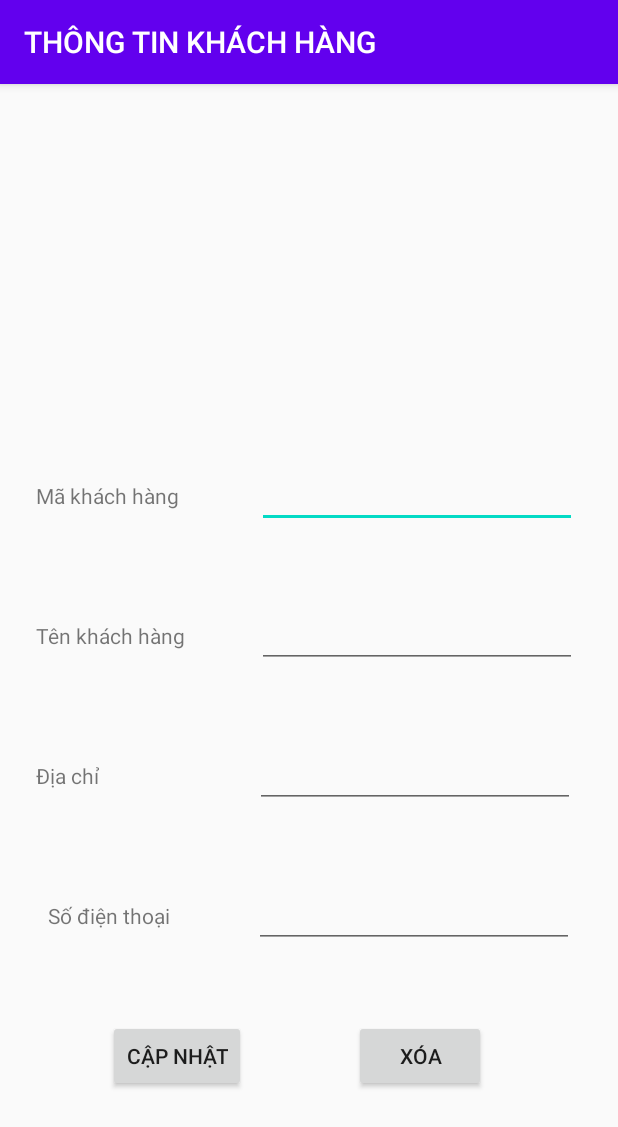
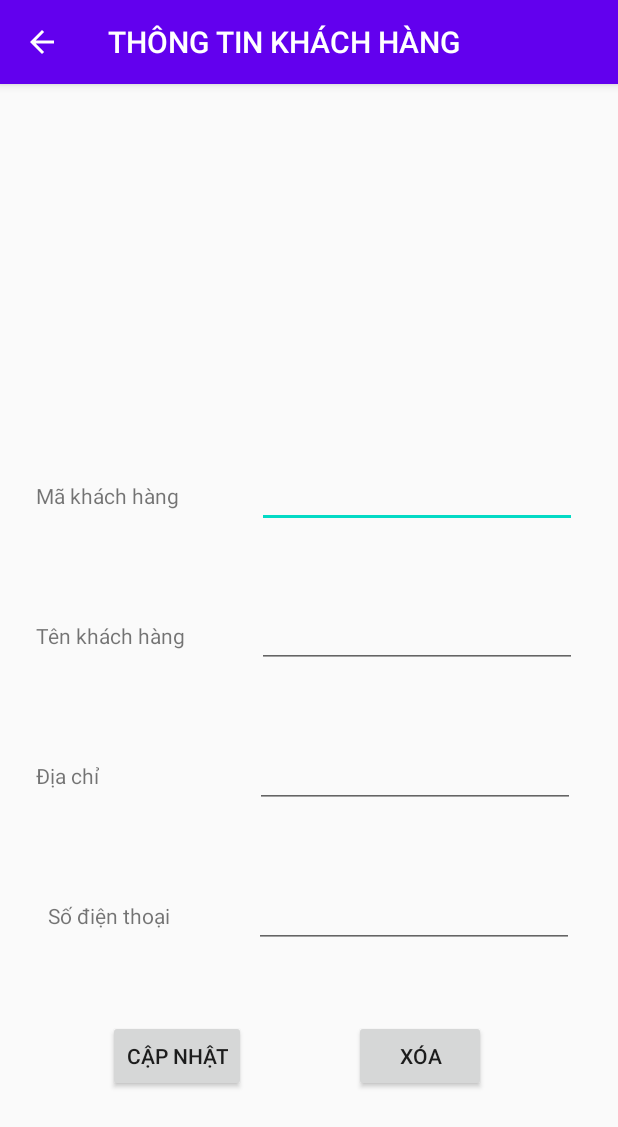
Before and after one commit to quan200699/Android_StorageManagement, an Android app: the CustomerDetailActivity screen opened directly, with no data from a screen before it, on a phone screen of 412 x 824 dp. Shown: the top 1127 px of the screen. Run offline under Robolectric (Android 15) with nearby library versions, the phone set to English and light mode, and no system bars.

Commit message:
get customer detail done

```diff
--- a/app/src/main/java/com/example/storagemanagement/activity/customer/CustomerDetailActivity.java
+++ b/app/src/main/java/com/example/storagemanagement/activity/customer/CustomerDetailActivity.java
@@ -1,16 +1,81 @@
 package com.example.storagemanagement.activity.customer;
 
+import androidx.appcompat.app.ActionBar;
 import androidx.appcompat.app.AppCompatActivity;
 
+import android.content.Intent;
 import android.os.Bundle;
+import android.view.MenuItem;
+import android.widget.Button;
+import android.widget.EditText;
 
 import com.example.storagemanagement.R;
+import com.example.storagemanagement.dao.customer.CustomerDao;
+import com.example.storagemanagement.dao.customer.ICustomerDao;
+import com.example.storagemanagement.model.Customer;
+
+import static com.example.storagemanagement.config.StaticVariable.*;
 
 public class CustomerDetailActivity extends AppCompatActivity {
+    private EditText editTextCustomerId;
+    private EditText editTextCustomerName;
+    private EditText editTextCustomerAddress;
+    private EditText editTextPhoneNumber;
+    private Button buttonEdit;
+    private Button buttonDelete;
+    private ICustomerDao customerDao;
 
     @Override
     protected void onCreate(Bundle savedInstanceState) {
         super.onCreate(savedInstanceState);
         setContentView(R.layout.activity_customer_detail);
+        ActionBar actionBar = getSupportActionBar();
+        actionBar.setDisplayHomeAsUpEnabled(true);
+        init();
+        Bundle bundle = getIntent().getExtras();
+        if (bundle != null) {
+            final Customer customerInfoFromBundle = getCustomerInfoFromBundle(bundle);
+            setEditTextDefaultValue(customerInfoFromBundle);
+        }
+    }
+
+    private void setEditTextDefaultValue(Customer customerInfoFromBundle) {
+        editTextCustomerId.setText(customerInfoFromBundle.getCustomerId());
+        editTextCustomerName.setText(customerInfoFromBundle.getName());
+        editTextCustomerAddress.setText(customerInfoFromBundle.getAddress());
+        editTextPhoneNumber.setText(customerInfoFromBundle.getPhoneNumber());
+    }
+
+    private Customer getCustomerInfoFromBundle(Bundle bundle) {
+        int id = bundle.getInt(ID);
+        String customerId = bundle.getString(CUSTOMER_ID);
+        String customerName = bundle.getString(NAME);
+        String customerAddress = bundle.getString(ADDRESS);
+        String phoneNumber = bundle.getString(PHONE_NUMBER);
+        return new Customer(id, customerId, customerName, customerAddress, phoneNumber);
+    }
+
+    private void init() {
+        editTextCustomerId = findViewById(R.id.editTextCustomerId);
+        editTextCustomerName = findViewById(R.id.editTextCustomerName);
+        editTextCustomerAddress = findViewById(R.id.editTextCustomerAddress);
+        editTextPhoneNumber = findViewById(R.id.editTextPhoneNumber);
+        buttonEdit = findViewById(R.id.buttonEdit);
+        buttonDelete = findViewById(R.id.buttonDelete);
+        customerDao = new CustomerDao(this);
+    }
+
+    @Override
+    public boolean onOptionsItemSelected(MenuItem item) {
+        switch (item.getItemId()) {
+            case android.R.id.home:
+                Intent intent = new Intent(CustomerDetailActivity.this, CustomerActivity.class);
+                startActivity(intent);
+                finish();
+                return true;
+
+            default:
+                return super.onOptionsItemSelected(item);
+        }
     }
 }
```
